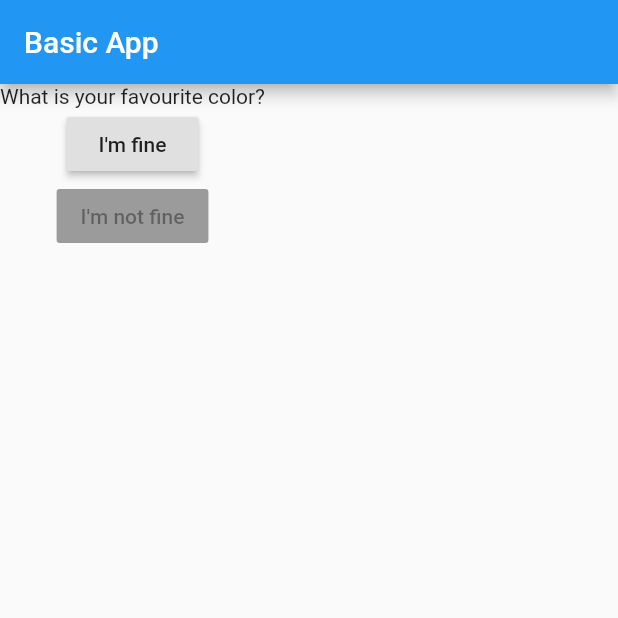
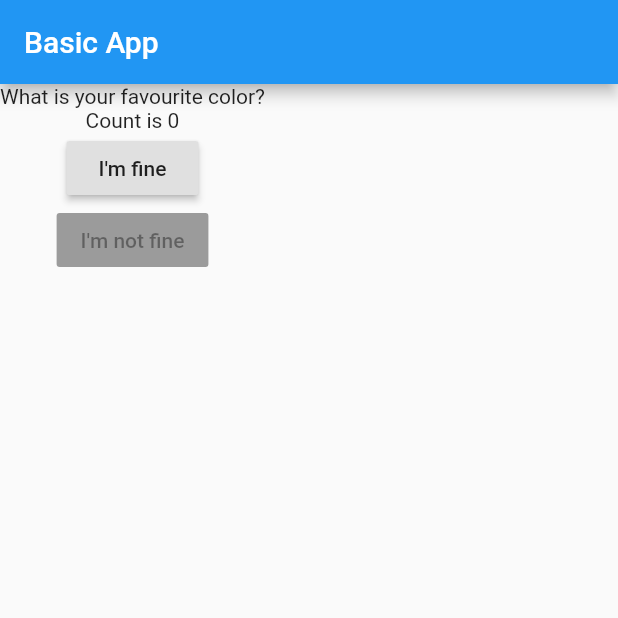
Before and after one commit to mr0a/FlutterLearning, a Flutter app: the screen it shows after launch, on a phone screen of 412 x 824 dp, the top half of it. Run offline on Flutter 3.47's test engine with Material 2 defaults, Android fonts, the phone set to English and light mode, and no system bars.

Commit message:
Introduction to states

```diff
--- a/lib/main.dart
+++ b/lib/main.dart
@@ -19,6 +19,7 @@ class MyApp extends StatelessWidget{
           // Column is used to put multiple widget in a screen
           children: [
             Text(questions[count]),
+            Text('Count is $count'),
             RaisedButton(child: Text('I\'m fine'), onPressed: (){
               count++;
               print(count);
```
